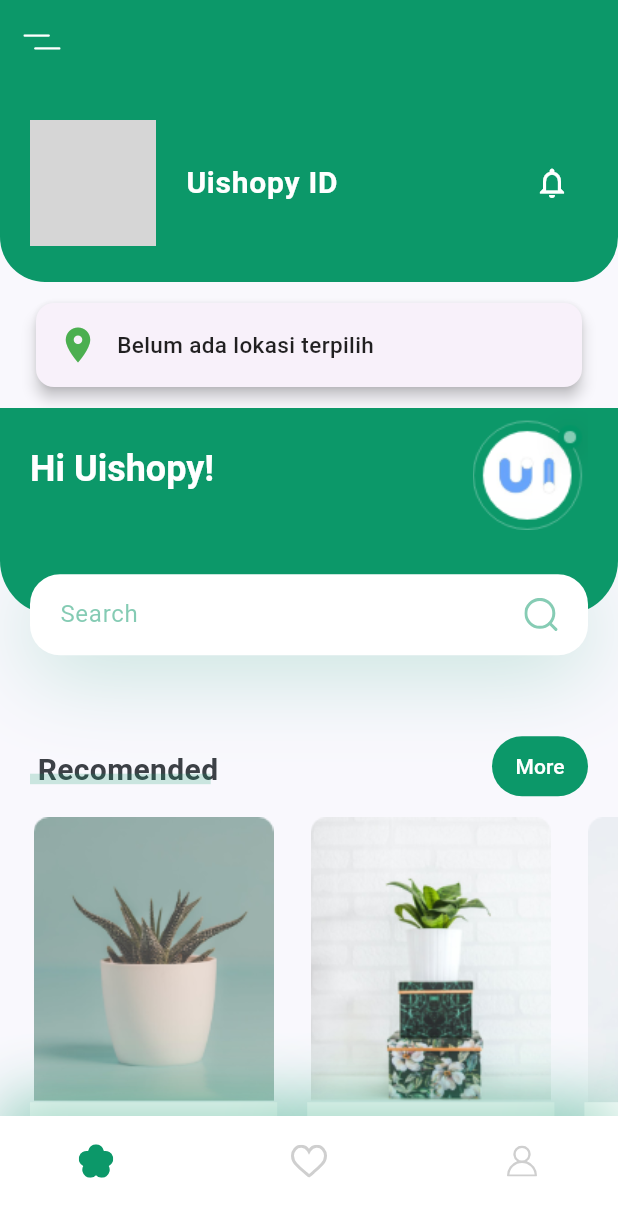
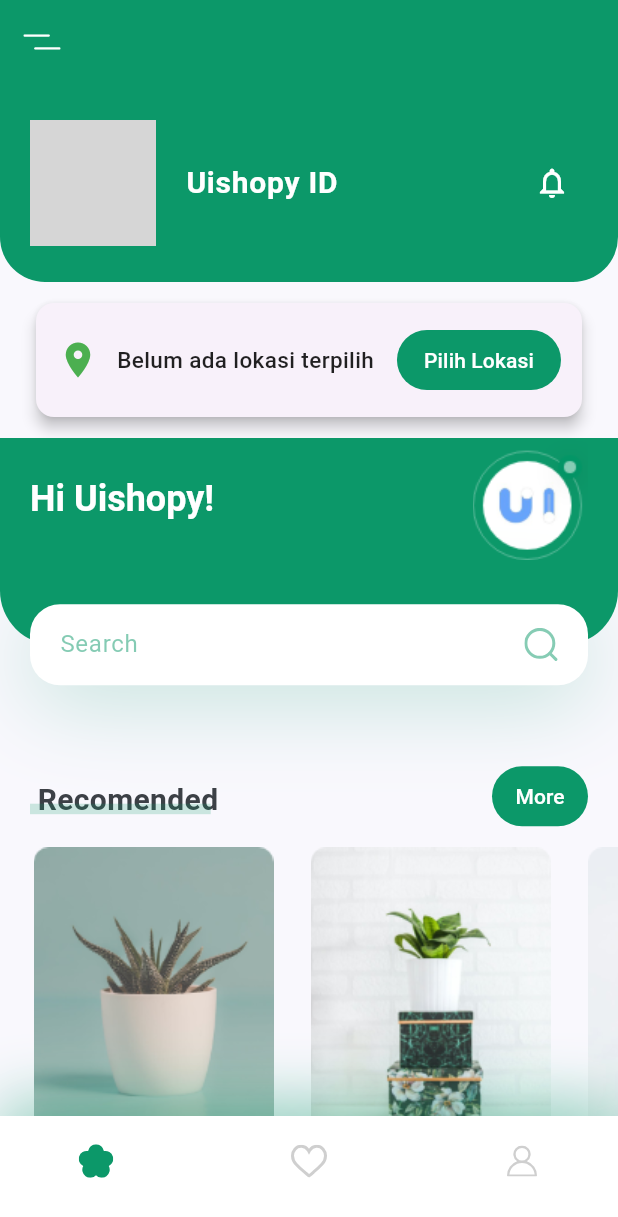
Before and after one commit to NilaAyu1611/PlantApp, a Flutter app: the screen it shows after launch, on a phone screen of 412 x 824 dp. Shown: the top 1217 px of the screen. Run offline on Flutter 3.47's test engine with Material 3 defaults, Android fonts, the phone set to English and light mode, and no system bars; our stand-ins replace flutter_svg, geocoding, google_maps_flutter, image_picker; grey boxes are pictures that could not be loaded.

Commit message:
button pilih lokasi

```diff
--- a/lib/screens/home/components/body.dart
+++ b/lib/screens/home/components/body.dart
@@ -65,6 +65,21 @@ class _BodyState extends State<Body> {
                         ),
                       ),
                     ),
+                    ElevatedButton(
+                      onPressed: _openMapPage,
+                      style: ElevatedButton.styleFrom(
+                        backgroundColor: const Color(0xFF0C9869),
+                        shape: RoundedRectangleBorder(
+                          borderRadius: BorderRadius.circular(20),
+                        ),
+                        elevation: 0,
+                        padding: const EdgeInsets.symmetric(horizontal: 18, vertical: 10),
+                      ),
+                      child: const Text(
+                        "Pilih Lokasi",
+                        style: TextStyle(fontSize: 14, color: Colors.white),
+                      ),
+                    ),
                   ],
                 ),
               ),
```
